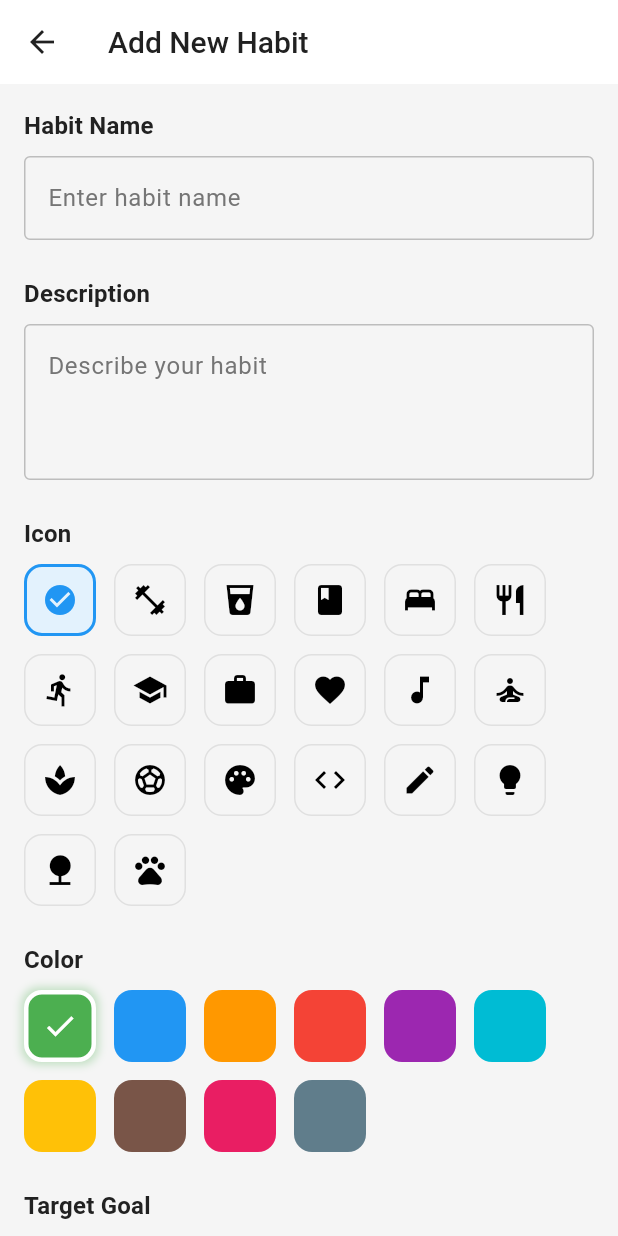
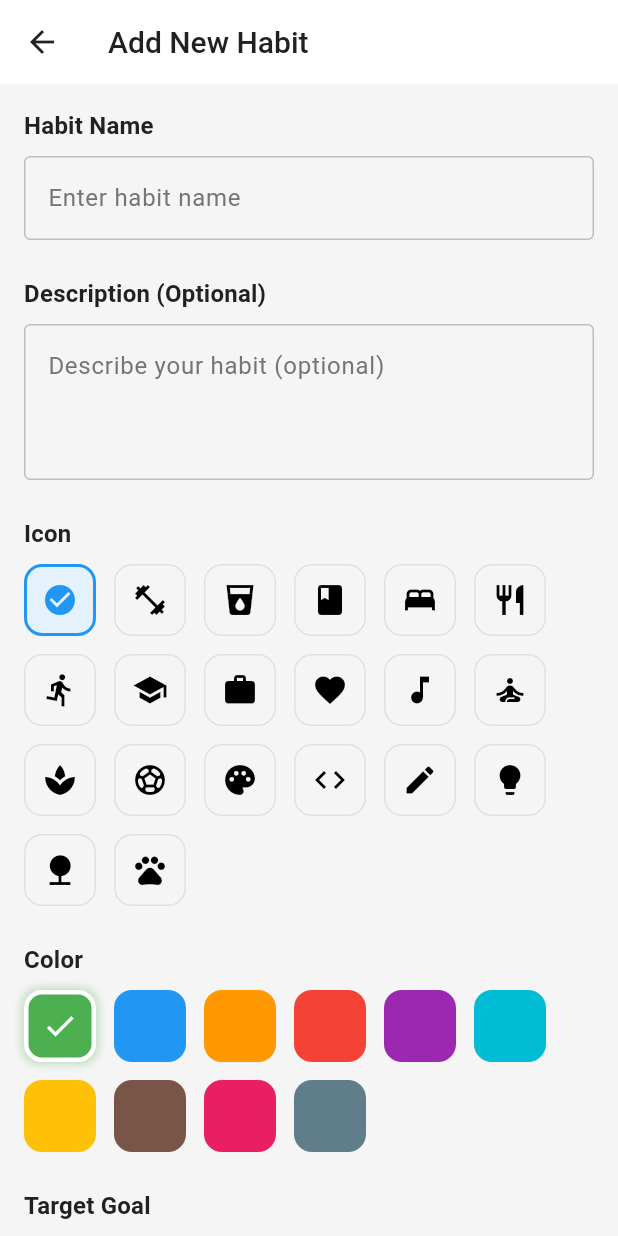
Before and after one commit to fcavaletto/habit_forge_app, a Flutter app: the AddHabitView screen opened directly with empty values, on a phone screen of 412 x 824 dp. Run offline on Flutter 3.47's test engine with Material 3 defaults, Android fonts, the phone set to English and light mode, and no system bars; our stand-ins replace file_picker, fl_chart, flutter_local_notifications, share_plus, shared_preferences, sqflite and 1 more; accounts and stored records are empty.

Commit message:
feat: Make description field optional in habit creation
- Remove mandatory validation for description field
- Update UI to show 'Description (Optional)' label
- Change hint text to indicate field is optional
- Update Habit.create factory to have default empty description
- Improve user experience by reducing required fields

```diff
--- a/lib/controllers/add_habit_controller.dart
+++ b/lib/controllers/add_habit_controller.dart
@@ -64,10 +64,7 @@ class AddHabitController {
       return false;
     }
 
-    if (descriptionController.text.trim().isEmpty) {
-      errorMessage = 'Habit description is required';
-      return false;
-    }
+    // Description is now optional - no validation needed
 
     // Validate target goal
     final goalText = targetGoalController.text.trim();
--- a/lib/models/habit.dart
+++ b/lib/models/habit.dart
@@ -110,7 +110,7 @@ class Habit {
   /// @throws AssertionError if colorIndex is outside valid range
   factory Habit.create({
     required String name,
-    required String description,
+    String description = '',
     int colorIndex = defaultColorIndex,
     String iconName = defaultIconName,
     TimeOfDay? reminderTime,
--- a/lib/screens/add_habit_view.dart
+++ b/lib/screens/add_habit_view.dart
@@ -97,12 +97,12 @@ class _AddHabitViewState extends State<AddHabitView> {
           const SizedBox(height: 24),
 
           // Habit Description
-          _buildSectionTitle('Description'),
+          _buildSectionTitle('Description (Optional)'),
           TextFormField(
             controller: _controller.descriptionController,
             maxLines: 3,
             decoration: const InputDecoration(
-              hintText: 'Describe your habit',
+              hintText: 'Describe your habit (optional)',
               border: OutlineInputBorder(),
             ),
           ),
```
